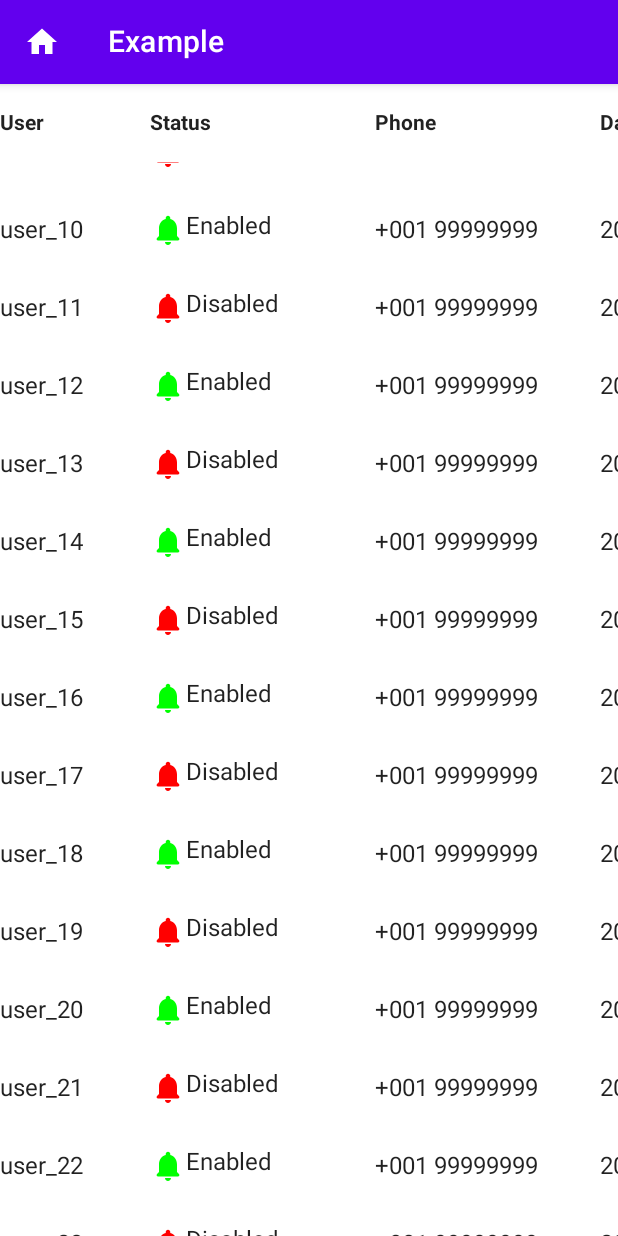
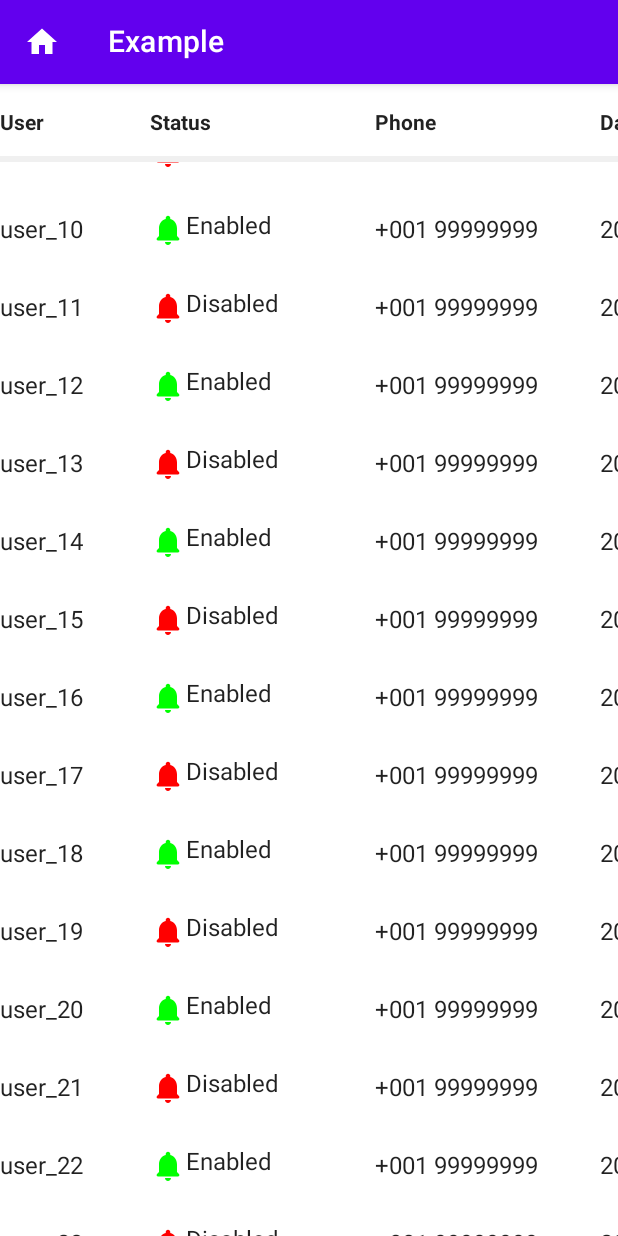
Before and after one commit to MayLau-CbL/compose_horizontal_data_table, an Android app built with Jetpack Compose: the PullToRefreshHorizontalDataTablePage screen opened through its navigation route, scrolled down 500 dp, on a phone screen of 412 x 824 dp. Run offline under Robolectric (Android 15) with nearby library versions, the phone set to English and light mode, and no system bars.

Commit message:
added scroll area elevations

```diff
--- a/HorizontalDataTable/src/main/java/cbl/tools/compose/horizontaldatatable/HorizontalDataTable.kt
+++ b/HorizontalDataTable/src/main/java/cbl/tools/compose/horizontaldatatable/HorizontalDataTable.kt
@@ -8,6 +8,7 @@ import androidx.compose.foundation.lazy.LazyColumn
 import androidx.compose.foundation.lazy.LazyListState
 import androidx.compose.foundation.lazy.rememberLazyListState
 import androidx.compose.foundation.rememberScrollState
+import androidx.compose.material.Divider
 import androidx.compose.material.ExperimentalMaterialApi
 import androidx.compose.material.pullrefresh.PullRefreshIndicator
 import androidx.compose.material.pullrefresh.PullRefreshState
@@ -18,6 +19,7 @@ import androidx.compose.runtime.CompositionLocalProvider
 import androidx.compose.runtime.LaunchedEffect
 import androidx.compose.ui.Alignment
 import androidx.compose.ui.Modifier
+import androidx.compose.ui.graphics.Color
 import androidx.compose.ui.unit.Dp
 import androidx.compose.ui.unit.dp
 
@@ -28,9 +30,9 @@ fun HorizontalDataTable(
     fixedColumnModifier: Modifier = Modifier,
     biDirectionTableWidth: Dp,
     biDirectionTableModifier: Modifier = Modifier,
-//    biDirectionTableGriCells: GridCells? = null,
     headerHeight: Dp? = null,
     fixedHeaders: (@Composable (colIndex: Int) -> Unit)? = null,
+    elevationColor: Color = Color(0xEFEFEFEF),
     rowCount: Int,
     columnCount: Int,
     cellHeight: Dp,
@@ -53,10 +55,22 @@ fun HorizontalDataTable(
             Column {
                 safeLet(headerHeight, fixedHeaders) { headerHeight, fixedHeaders ->
                     Box(
+                        contentAlignment = Alignment.BottomCenter
+                    ) {
+                        Divider(
+                            color = elevationColor.apply {
+                                alpha.times(lazyFixedColumnState.elevationPortion)
+                            },
+                            modifier = Modifier
+                                .width(fixedColumnWidth)
+                                .height(lazyFixedColumnState.elevation),
+                        )
+                        Box(
                             modifier = Modifier.height(headerHeight),
                             contentAlignment = Alignment.Center,
                         ) {
                             fixedHeaders(0)
+                        }
                     }
                 }
                 LazyColumn(
@@ -78,12 +92,34 @@ fun HorizontalDataTable(
                     }
                 )
             }
+            Box(
+                contentAlignment = Alignment.CenterStart
+            ) {
+                Divider(
+                    color = elevationColor.apply {
+                        alpha.times(horizontalScrollState.elevationPortion)
+                    },
+                    modifier = Modifier
+                        .fillMaxHeight()
+                        .width(horizontalScrollState.elevation),
+                )
                 Column(
                     modifier = Modifier
                         .fillMaxWidth()
                         .horizontalScroll(horizontalScrollState)
                 ) {
                     safeLet(headerHeight, fixedHeaders) { headerHeight, fixedHeaders ->
+                        Box(
+                            contentAlignment = Alignment.BottomCenter,
+                        ) {
+                            Divider(
+                                color = elevationColor.apply {
+                                    alpha.times(lazyBiDirectionColumnState.elevationPortion)
+                                },
+                                modifier = Modifier
+                                    .width(biDirectionTableWidth)
+                                    .height(lazyBiDirectionColumnState.elevation),
+                            )
                             Row(
                                 modifier = Modifier
                                     .height(headerHeight)
@@ -96,6 +132,7 @@ fun HorizontalDataTable(
                                         contentAlignment = Alignment.Center,
                                     ) {
                                         fixedHeaders(colIndex)
+                                    }
                                 }
                             }
                         }
@@ -131,6 +168,7 @@ fun HorizontalDataTable(
             }
         }
     }
+}
 
 @OptIn(ExperimentalMaterialApi::class)
 @Composable
@@ -150,6 +188,7 @@ fun PullToRefreshHorizontalDataTable(
     biDirectionTableModifier: Modifier = Modifier,
     headerHeight: Dp? = null,
     fixedHeaders: (@Composable (colIndex: Int) -> Unit)? = null,
+    elevationColor: Color = Color(0xEFEFEFEF),
     rowCount: Int,
     columnCount: Int,
     cellHeight: Dp,
@@ -177,7 +216,8 @@ fun PullToRefreshHorizontalDataTable(
             cellHeight = cellHeight,
             cells = cells,
             headerHeight = headerHeight,
-            fixedHeaders = fixedHeaders
+            fixedHeaders = fixedHeaders,
+            elevationColor = elevationColor,
         )
     }
 }
--- /dev/null
+++ b/HorizontalDataTable/src/main/java/cbl/tools/compose/horizontaldatatable/ScrollStateExt.kt
@@ -0,0 +1,27 @@
+package cbl.tools.compose.horizontaldatatable
+
+import androidx.compose.foundation.ScrollState
+import androidx.compose.foundation.lazy.LazyListState
+import androidx.compose.material.AppBarDefaults
+import androidx.compose.ui.unit.Dp
+import androidx.compose.ui.unit.dp
+
+val LazyListState.elevation: Dp
+    get() = if (firstVisibleItemIndex == 0) {
+        minOf(firstVisibleItemScrollOffset.toFloat().dp, AppBarDefaults.TopAppBarElevation)
+    } else {
+        AppBarDefaults.TopAppBarElevation
+    }
+
+val LazyListState.elevationPortion: Float
+    get() = elevation.div(AppBarDefaults.TopAppBarElevation)
+
+val ScrollState.elevation: Dp
+    get() = if (value > 0) {
+        minOf(value.toFloat().dp, AppBarDefaults.TopAppBarElevation)
+    } else {
+        0.dp
+    }
+
+val ScrollState.elevationPortion: Float
+    get() = elevation.div(AppBarDefaults.TopAppBarElevation)
```
Lines whose indentation alone changed are shown as unchanged.
